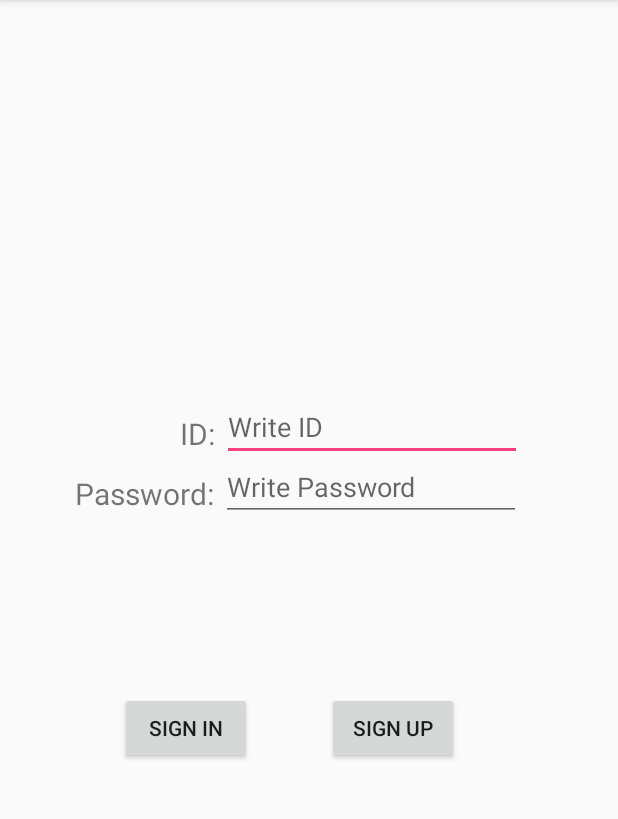
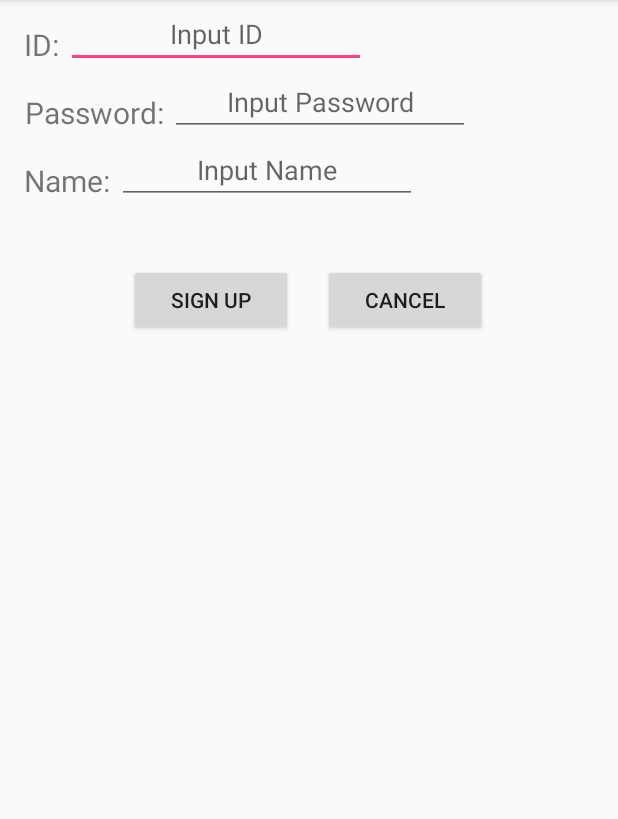
Before and after one commit to DogDogBird/Silicon-Valley_Chatting-Program, an Android app: the screen it shows after launch (MainActivity before the commit, Signup after it), after a tap on "SIGN UP", on a phone screen of 412 x 824 dp, the part 84-903 px from its top. Run offline under Robolectric (Android 15) with nearby library versions, the phone set to English and light mode, and no system bars.

Commit message:
ADD SignUp UI
this code should be modified due to file io

```diff
--- a/ChatMessaging/app/src/main/java/com/example/user/chatmessaging/MainActivity.java
+++ b/ChatMessaging/app/src/main/java/com/example/user/chatmessaging/MainActivity.java
@@ -4,16 +4,26 @@ import android.content.Intent;
 import android.os.Bundle;
 import android.support.v7.app.AppCompatActivity;
 import android.view.View;
+import android.widget.EditText;
 import android.widget.Toast;
+
+import java.util.ArrayList;
+import java.util.List;
 
 public class MainActivity extends AppCompatActivity {
 
     public static final int REQUEST_CODE_MENU = 101;
+    List<User> userList;
+    EditText editTextID;
+    EditText editTextPW;
 
     @Override
     protected void onCreate(Bundle savedInstanceState) {
         super.onCreate(savedInstanceState);
         setContentView(R.layout.activity_main);
+
+        userList = new ArrayList<>();
+
     }
 
     @Override
@@ -29,7 +39,23 @@ public class MainActivity extends AppCompatActivity {
 
     public void onButton1Clicked(View v)
     {
-        Intent intent = new Intent(getApplicationContext(), FriendMenu.class);
-        startActivityForResult(intent, REQUEST_CODE_MENU);
+
+        editTextID = (EditText) findViewById(R.id.editText1);
+        editTextPW = (EditText) findViewById(R.id.editText2);
+        if(editTextID.getText().toString() == "kyubin" && editTextPW.getText().toString() == "1234")
+        {
+            Toast.makeText(this,"Login successfully",Toast.LENGTH_LONG).show();
+            Intent intent = new Intent(getApplicationContext(), FriendMenu.class);
+            startActivityForResult(intent, REQUEST_CODE_MENU);
+        }
+        else
+        {
+            Toast.makeText(this,"Check the id or password please", Toast.LENGTH_LONG).show();
+        }
+    }
+    public void onButton2Clicked(View v)
+    {
+            Intent intent = new Intent(getApplicationContext(), Signup.class);
+            startActivityForResult(intent, REQUEST_CODE_MENU);
     }
 }
--- /dev/null
+++ b/ChatMessaging/app/src/main/res/layout/activity_signup.xml
@@ -0,0 +1,114 @@
+<?xml version="1.0" encoding="utf-8"?>
+<LinearLayout xmlns:android="http://schemas.android.com/apk/res/android"
+    android:orientation="vertical"
+    android:layout_width="match_parent"
+    android:layout_height="match_parent"
+    >
+
+    <LinearLayout
+        android:id = "@+id/IDLayout"
+        android:orientation="horizontal"
+        android:layout_width="match_parent"
+        android:layout_height="wrap_content"
+
+        >
+        <TextView
+            android:layout_width="wrap_content"
+            android:layout_height="wrap_content"
+            android:text = "ID: "
+            android:textSize="20dp"
+            android:layout_marginTop="16dp"
+            android:layout_marginLeft="16dp"
+            android:gravity="center"
+            />
+        <EditText
+            android:id = "@+id/editID"
+            android:layout_width="200dp"
+            android:layout_height="wrap_content"
+            android:hint="Input ID"
+            android:gravity="center"
+            android:layout_gravity="center"/>
+    </LinearLayout>
+
+    <LinearLayout
+        android:orientation="horizontal"
+        android:layout_width="match_parent"
+        android:layout_height="wrap_content"
+        >
+        <TextView
+            android:layout_width="wrap_content"
+            android:layout_height="wrap_content"
+            android:text = "Password: "
+            android:textSize="20dp"
+            android:layout_marginTop="16dp"
+            android:layout_marginLeft="16dp"
+            android:gravity="center"
+            />
+        <EditText
+            android:id = "@+id/editPW"
+            android:layout_width="200dp"
+            android:layout_height="wrap_content"
+            android:hint="Input Password"
+            android:gravity="center"
+            android:layout_gravity="center"/>
+    </LinearLayout>
+
+    <LinearLayout
+        android:orientation="horizontal"
+        android:layout_width="match_parent"
+        android:layout_height="wrap_content"
+        >
+        <TextView
+            android:layout_width="wrap_content"
+            android:layout_height="wrap_content"
+            android:text = "Name: "
+            android:textSize="20dp"
+            android:layout_marginTop="16dp"
+            android:layout_marginLeft="16dp"
+            android:gravity="center"
+            />
+        <EditText
+            android:id = "@+id/editName"
+            android:layout_width="200dp"
+            android:layout_height="wrap_content"
+            android:hint="Input Name"
+            android:gravity="center"
+            android:layout_gravity="center"/>
+    </LinearLayout>
+
+    <LinearLayout
+        android:orientation="horizontal"
+        android:layout_width="match_parent"
+        android:layout_height="wrap_content"
+        android:layout_marginTop="40dp"
+        android:weightSum="10">
+
+        <TextView
+            android:layout_width="wrap_content"
+            android:layout_height="wrap_content"
+            android:layout_weight="4"/>
+
+        <Button
+            android:layout_weight="1"
+            android:id = "@+id/SignupButton"
+            android:layout_width="wrap_content"
+            android:layout_height="wrap_content"
+            android:text = "Sign Up"
+            android:onClick="onButtonSignUpClicked"/>
+
+        <Button
+            android:layout_weight="1"
+            android:id = "@+id/cancel_Button"
+            android:layout_marginLeft="20dp"
+            android:layout_width="wrap_content"
+            android:layout_height="wrap_content"
+            android:text = "Cancel"
+            android:onClick="onButtonCancelClicked"/>
+        <TextView
+            android:layout_width="wrap_content"
+            android:layout_height="wrap_content"
+            android:layout_weight="4"/>
+    </LinearLayout>
+
+
+</LinearLayout>
--- a/ChatMessaging/app/src/main/res/values/strings.xml
+++ b/ChatMessaging/app/src/main/res/values/strings.xml
@@ -14,4 +14,5 @@
     <string name="permission_rationale">"Contacts permissions are needed for providing email
         completions."
     </string>
+    <string name="title_activity_sign_up">Sign in</string>
 </resources>
```
Also changed, not shown: ChatMessaging/app/src/main/AndroidManifest.xml (+7 -3 lines), ChatMessaging/app/src/main/java/com/example/user/chatmessaging/Chatting.java (+50 -0 lines), ChatMessaging/app/src/main/java/com/example/user/chatmessaging/Signup.java (added, +77 -0 lines), ChatMessaging/app/src/main/java/com/example/user/chatmessaging/User.java (added, +67 -0 lines).
